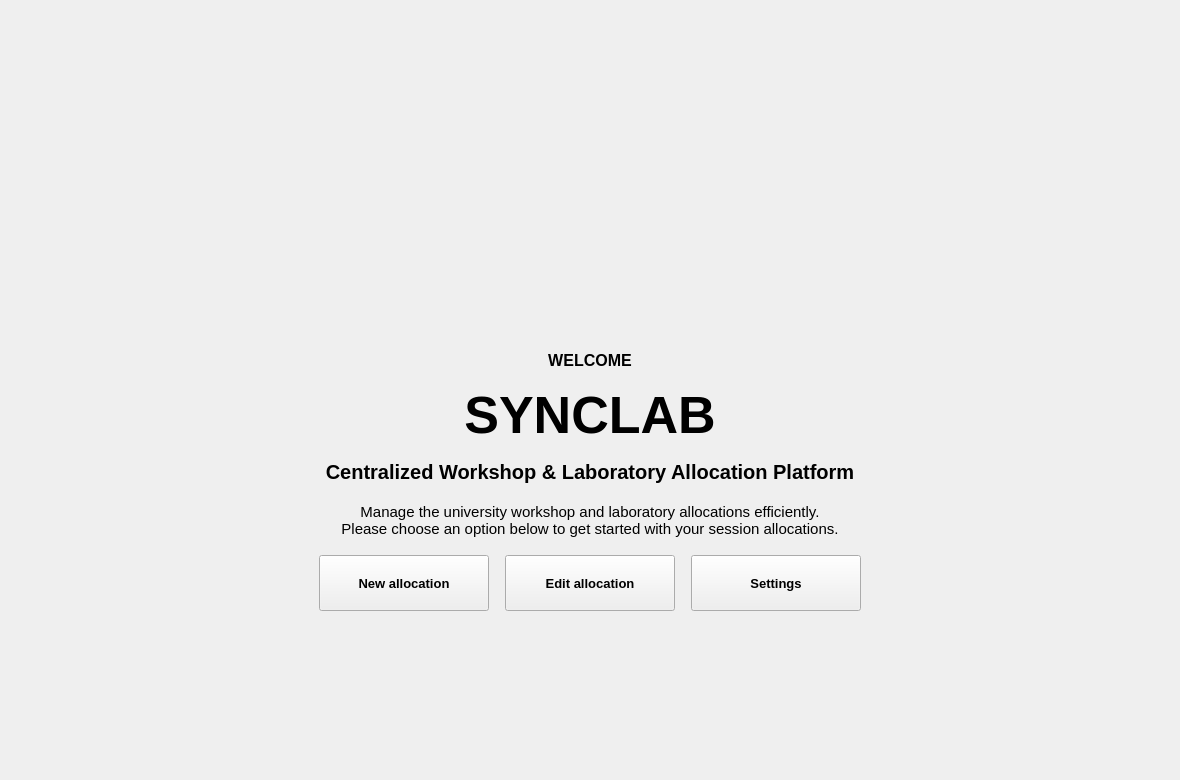
Above: SYNCLAB - Source Code/ui/forms/welcome.ui from PPAS-Rashmika/SYNCLAB-Centralized-Workshop-Laboratory-Allocation-Platform before the change. Below: the same form after it.
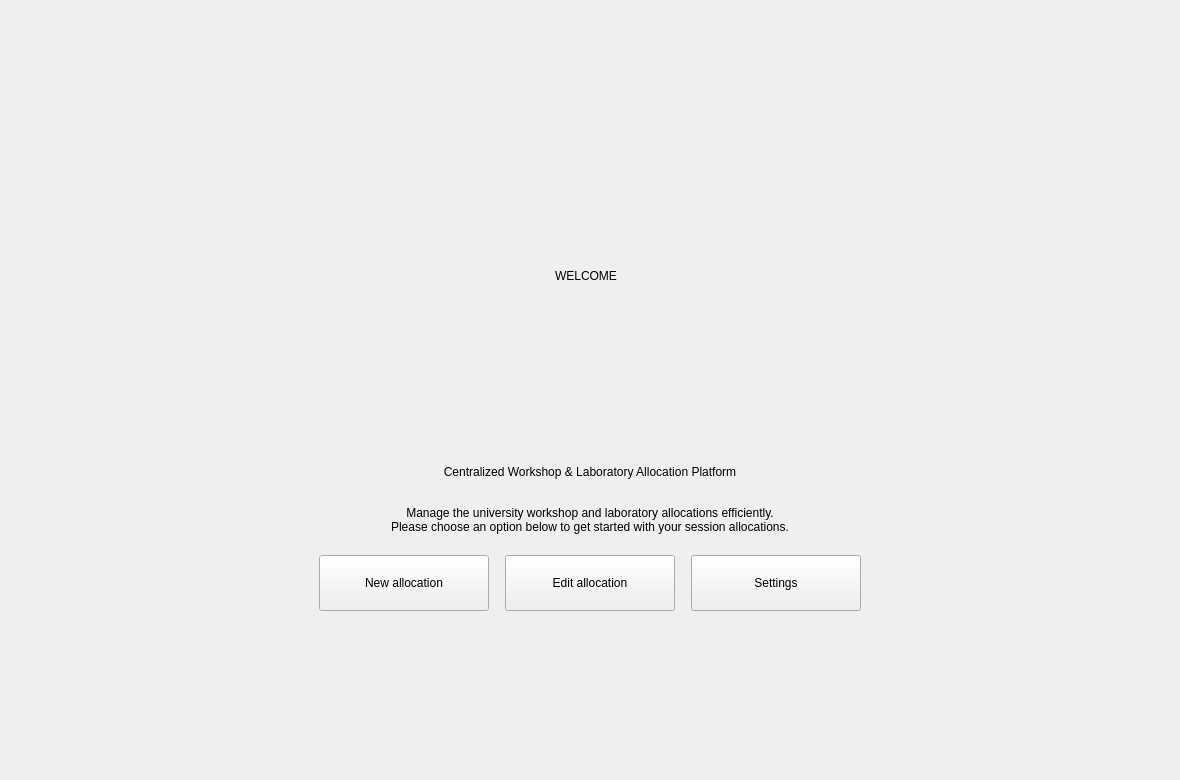
That is the form after the change. Icons and pictures are not drawn.

```diff
--- a/SYNCLAB - Source Code/ui/forms/welcome.ui
+++ b/SYNCLAB - Source Code/ui/forms/welcome.ui
@@ -13,15 +13,52 @@
     <height>780</height>
    </rect>
   </property>
-  <!-- මෙම control එකේ font නම, size සහ bold බව මෙහි වෙනස් කරන්න. -->
-  <property name="font">
-   <font>
-    <family>Segoe UI</family>
-    <pointsize>10</pointsize>
-    <bold>false</bold>
-   </font>
+  <property name="darkStyleSheet" stdset="0">
+   <string notr="true">QWidget { font-family: "Segoe UI"; font-size: 10pt; }
+QWidget { color:#F1F5F9;   }
+QMainWindow, QStackedWidget, QWidget#welcomeWidget, QWidget#selectionWidget, QWidget#calanderWidget, QWidget#formWidget, QWidget#adminWidget { background:#0F172A; }
+QScrollArea { border:none; background:transparent; }
+QScrollArea &gt; QWidget &gt; QWidget { background:#0F172A; }
+QScrollArea#cardsScrollArea &gt; QWidget, QWidget#cardsScrollContents { background:transparent; }
+QLabel { background:transparent; }
+QLabel#welcomeTitle { color:#AABAD0;   }
+QLabel#syncLabTitle {   }
+QLabel#syncLabSubtitle {   }
+QLabel#welcomeDesc, QLabel#selectedDescLabel2, QLabel#adminWsDescLbl { color:#AABAD0;  }
+QLabel#selectTitleLabel, QLabel#selectedNameLabel2, QLabel#confirmTitleLbl, QLabel#adminWsTitleLbl {   }
+QLineEdit, QTextEdit, QComboBox { background:#1E293B; border:1px solid #43536B; border-radius:7px; padding:8px; selection-background-color:#2563EB; selection-color:white; }
+QLineEdit:focus, QTextEdit:focus, QComboBox:focus { border:1px solid #2563EB; }
+QComboBox QAbstractItemView { background:#1E293B; color:#F1F5F9; selection-background-color:#2563EB; selection-color:white; }
+QPushButton { background:#1E293B; color:#F1F5F9; border:1px solid #43536B; border-radius:8px; padding:9px 14px;  }
+QPushButton:hover, QPushButton:focus { background:#253C61; border-color:#2563EB; }
+QPushButton:pressed { border:2px solid #2563EB; }
+QPushButton#allocateNowBtn, QPushButton#nextBtn, QPushButton#nextTo3Btn, QPushButton#submitBtn, QPushButton#updateBtn { background:#2563EB; color:white; border:1px solid #2563EB; }
+QPushButton#allocateNowBtn:hover, QPushButton#nextBtn:hover, QPushButton#nextTo3Btn:hover, QPushButton#submitBtn:hover, QPushButton#updateBtn:hover { background:#1D4ED8; }
+QPushButton#deleteBtn, QPushButton#adminDelBtn { color:#FDA4AF; }
+QPushButton[timeSlot=true] { padding:10px 8px; }
+QPushButton:checked { background:#2563EB; color:white; border-color:#2563EB; }
+QPushButton:disabled { background:#0F172A; color:#AABAD0; border:1px solid #43536B; }
+QPushButton#allocateNowBtn:disabled, QPushButton#nextBtn:disabled, QPushButton#nextTo3Btn:disabled, QPushButton#submitBtn:disabled, QPushButton#updateBtn:disabled, QPushButton#deleteBtn:disabled, QPushButton#adminDelBtn:disabled { background:#0F172A; color:#AABAD0; border:1px solid #43536B; }
+QFrame#summaryBox { background:#253C61; border:1px solid #43536B; border-radius:10px; }
+QLabel#summaryDateLbl { color:#8DB8FF;  }
+QTableWidget { background:#1E293B; alternate-background-color:#0F172A; border:1px solid #43536B; gridline-color:#43536B; selection-background-color:#253C61; selection-color:#F1F5F9; }
+QHeaderView::section { font-weight:600; background:#253C61; color:#F1F5F9; border:none; padding:10px;  }
+QTableWidget QLineEdit, QTableWidget QComboBox { padding:4px; border-radius:4px; }
+QCalendarWidget { background:#1E293B; border:1px solid #43536B; border-radius:8px; }
+QCalendarWidget QWidget#qt_calendar_navigationbar { background:#2563EB; }
+QCalendarWidget QToolButton { font-weight:600; color:white; background:transparent; padding:6px;  }
+QCalendarWidget QMenu, QCalendarWidget QSpinBox { background:#1E293B; color:#F1F5F9; }
+QCalendarWidget QAbstractItemView { background:#1E293B; color:#F1F5F9; selection-background-color:#2563EB; selection-color:white; outline:0; }
+QToolTip { background:#1E293B; color:#F1F5F9; border:1px solid #43536B; padding:6px; }
+#welcomeWidget { font-family: "Segoe UI"; font-size: 10pt; font-weight: normal; }
+#welcomeImg { font-family: "Segoe UI"; font-size: 10pt; font-weight: normal; }
+#welcomeTitle { font-family: "Segoe UI"; font-size: 11pt; font-weight: bold; }
+#syncLabSubtitle { font-family: "Segoe UI"; font-size: 15pt; font-weight: bold; }
+#welcomeDesc { font-family: "Segoe UI"; font-size: 11pt; font-weight: normal; }
+#allocateNowBtn { font-family: "Segoe UI"; font-size: 10pt; font-weight: bold; }
+#editAllocationBtn { font-family: "Segoe UI"; font-size: 10pt; font-weight: bold; }
+#settingsBtn0 { font-family: "Segoe UI"; font-size: 10pt; font-weight: bold; }</string>
   </property>
-  <!-- මෙම control එකේ පාට, border, padding සහ radius සඳහා CSS rules මෙහි ඇත. -->
   <property name="styleSheet">
    <string notr="true">QWidget { color:#17243B;   }QMainWindow, QStackedWidget, QWidget#welcomeWidget, QWidget#selectionWidget, QWidget#calanderWidget, QWidget#formWidget, QWidget#adminWidget { background:#F4F7FB; }QScrollArea { border:none; background:transparent; } QScrollArea &gt; QWidget &gt; QWidget { background:#F4F7FB; }QScrollArea#cardsScrollArea &gt; QWidget, QWidget#cardsScrollContents { background:transparent; }QLabel { background:transparent; }QLabel#welcomeTitle { color:#52647D;   }QLabel#syncLabTitle {   }QLabel#syncLabSubtitle {   }QLabel#welcomeDesc, QLabel#selectedDescLabel2, QLabel#adminWsDescLbl { color:#52647D;  }QLabel#selectTitleLabel, QLabel#selectedNameLabel2, QLabel#confirmTitleLbl, QLabel#adminWsTitleLbl {   }QLineEdit, QTextEdit, QComboBox { background:#FFFFFF; border:1px solid #D4DEEB; border-radius:7px; padding:8px; selection-background-color:#2563EB; selection-color:white; }QLineEdit:focus, QTextEdit:focus, QComboBox:focus { border:1px solid #2563EB; }QComboBox QAbstractItemView { background:#FFFFFF; color:#17243B; selection-background-color:#2563EB; selection-color:white; }QPushButton { background:#FFFFFF; color:#17243B; border:1px solid #D4DEEB; border-radius:8px; padding:9px 14px;  }QPushButton:hover, QPushButton:focus { background:#EAF2FF; border-color:#2563EB; }QPushButton:pressed { border:2px solid #2563EB; }QPushButton#allocateNowBtn, QPushButton#nextBtn, QPushButton#nextTo3Btn, QPushButton#submitBtn, QPushButton#updateBtn { background:#2563EB; color:white; border:1px solid #2563EB; }QPushButton#allocateNowBtn:hover, QPushButton#nextBtn:hover, QPushButton#nextTo3Btn:hover, QPushButton#submitBtn:hover, QPushButton#updateBtn:hover { background:#1D4ED8; }QPushButton#deleteBtn, QPushButton#adminDelBtn { color:#BE123C; }QPushButton[timeSlot=true] { padding:10px 8px; }QPushButton:checked { background:#2563EB; color:white; border-color:#2563EB; }QPushButton:disabled { background:#F4F7FB; color:#52647D; border:1px solid #D4DEEB; }QPushButton#allocateNowBtn:disabled, QPushButton#nextBtn:disabled, QPushButton#nextTo3Btn:disabled, QPushButton#submitBtn:disabled, QPushButton#updateBtn:disabled, QPushButton#deleteBtn:disabled, QPushButton#adminDelBtn:disabled { background:#F4F7FB; color:#52647D; border:1px solid #D4DEEB; }QFrame#summaryBox { background:#EAF2FF; border:1px solid #D4DEEB; border-radius:10px; }QLabel#summaryDateLbl { color:#2563EB;  }QTableWidget { background:#FFFFFF; alternate-background-color:#F4F7FB; border:1px solid #D4DEEB; gridline-color:#D4DEEB; selection-background-color:#EAF2FF; selection-color:#17243B; }QHeaderView::section { font-weight:600; background:#EAF2FF; color:#17243B; border:none; padding:10px;  }QTableWidget QLineEdit, QTableWidget QComboBox { padding:4px; border-radius:4px; }QCalendarWidget { background:#FFFFFF; border:1px solid #D4DEEB; border-radius:8px; }QCalendarWidget QWidget#qt_calendar_navigationbar { background:#2563EB; }QCalendarWidget QToolButton { font-weight:600; color:white; background:transparent; padding:6px;  }QCalendarWidget QMenu, QCalendarWidget QSpinBox { background:#FFFFFF; color:#17243B; }QCalendarWidget QAbstractItemView { background:#FFFFFF; color:#17243B; selection-background-color:#2563EB; selection-color:white; outline:0; }QToolTip { background:#FFFFFF; color:#17243B; border:1px solid #D4DEEB; padding:6px; }</string>
   </property>
@@ -30,20 +67,12 @@
    <!-- ස්ථානය x/y වලින්ද ප්‍රමාණය width/height වලින්ද වෙනස් කරන්න. -->
    <property name="geometry">
     <rect>
-     <x>518</x>
-     <y>200</y>
-     <width>144</width>
-     <height>143</height>
+     <x>480</x>
+     <y>320</y>
+     <width>211</width>
+     <height>111</height>
     </rect>
    </property>
-   <!-- මෙම control එකේ font නම, size සහ bold බව මෙහි වෙනස් කරන්න. -->
-   <property name="font">
-    <font>
-     <family>Segoe UI</family>
-     <pointsize>10</pointsize>
-     <bold>false</bold>
-    </font>
-   </property>
    <property name="accessibleName">
     <string>SYNCLAB logo</string>
    </property>
@@ -67,21 +96,12 @@
    <!-- ස්ථානය x/y වලින්ද ප්‍රමාණය width/height වලින්ද වෙනස් කරන්න. -->
    <property name="geometry">
     <rect>
-     <x>24</x>
-     <y>350</y>
+     <x>20</x>
+     <y>260</y>
      <width>1132</width>
-     <height>21</height>
+     <height>31</height>
     </rect>
    </property>
-   <!-- මෙම control එකේ font නම, size සහ bold බව මෙහි වෙනස් කරන්න. -->
-   <property name="font">
-    <font>
-     <family>Segoe UI</family>
-     <pointsize>12</pointsize>
-     <bold>true</bold>
-    </font>
-   </property>
-   <!-- පෙන්වන text එක මෙහි වෙනස් කරන්න; dynamic text C++ මගින් නැවත යෙදිය හැක. -->
    <property name="text">
     <string>WELCOME</string>
    </property>
@@ -92,37 +112,6 @@
     <set>Qt::AlignmentFlag::AlignCenter</set>
    </property>
   </widget>
-  <!-- syncLabTitle: text/image පෙන්වන label එක; name එක C++ code එකේද භාවිත විය හැක. -->
-  <widget class="QLabel" name="syncLabTitle">
-   <!-- ස්ථානය x/y වලින්ද ප්‍රමාණය width/height වලින්ද වෙනස් කරන්න. -->
-   <property name="geometry">
-    <rect>
-     <x>24</x>
-     <y>380</y>
-     <width>1132</width>
-     <height>69</height>
-    </rect>
-   </property>
-   <!-- මෙම control එකේ font නම, size සහ bold බව මෙහි වෙනස් කරන්න. -->
-   <property name="font">
-    <font>
-     <family>Segoe UI</family>
-     <pointsize>39</pointsize>
-     <bold>true</bold>
-    </font>
-   </property>
-   <!-- පෙන්වන text එක මෙහි වෙනස් කරන්න; dynamic text C++ මගින් නැවත යෙදිය හැක. -->
-   <property name="text">
-    <string>SYNCLAB</string>
-   </property>
-   <property name="textFormat">
-    <enum>Qt::TextFormat::PlainText</enum>
-   </property>
-   <property name="alignment">
-    <set>Qt::AlignmentFlag::AlignCenter</set>
-   </property>
-  </widget>
-  <!-- syncLabSubtitle: text/image පෙන්වන label එක; name එක C++ code එකේද භාවිත විය හැක. -->
   <widget class="QLabel" name="syncLabSubtitle">
    <!-- ස්ථානය x/y වලින්ද ප්‍රමාණය width/height වලින්ද වෙනස් කරන්න. -->
    <property name="geometry">
@@ -133,15 +122,6 @@
      <height>27</height>
     </rect>
    </property>
-   <!-- මෙම control එකේ font නම, size සහ bold බව මෙහි වෙනස් කරන්න. -->
-   <property name="font">
-    <font>
-     <family>Segoe UI</family>
-     <pointsize>15</pointsize>
-     <bold>true</bold>
-    </font>
-   </property>
-   <!-- පෙන්වන text එක මෙහි වෙනස් කරන්න; dynamic text C++ මගින් නැවත යෙදිය හැක. -->
    <property name="text">
     <string>Centralized Workshop &amp; Laboratory Allocation Platform</string>
    </property>
@@ -167,15 +147,6 @@
      <height>38</height>
     </rect>
    </property>
-   <!-- මෙම control එකේ font නම, size සහ bold බව මෙහි වෙනස් කරන්න. -->
-   <property name="font">
-    <font>
-     <family>Segoe UI</family>
-     <pointsize>11</pointsize>
-     <bold>false</bold>
-    </font>
-   </property>
-   <!-- පෙන්වන text එක මෙහි වෙනස් කරන්න; dynamic text C++ මගින් නැවත යෙදිය හැක. -->
    <property name="text">
     <string>Manage the university workshop and laboratory allocations efficiently.
 Please choose an option below to get started with your session allocations.</string>
@@ -202,14 +173,6 @@
      <height>56</height>
     </rect>
    </property>
-   <!-- මෙම control එකේ font නම, size සහ bold බව මෙහි වෙනස් කරන්න. -->
-   <property name="font">
-    <font>
-     <family>Segoe UI</family>
-     <pointsize>10</pointsize>
-     <bold>true</bold>
-    </font>
-   </property>
    <property name="cursor">
     <cursorShape>PointingHandCursor</cursorShape>
    </property>
@@ -229,14 +192,6 @@
      <height>56</height>
     </rect>
    </property>
-   <!-- මෙම control එකේ font නම, size සහ bold බව මෙහි වෙනස් කරන්න. -->
-   <property name="font">
-    <font>
-     <family>Segoe UI</family>
-     <pointsize>10</pointsize>
-     <bold>true</bold>
-    </font>
-   </property>
    <property name="cursor">
     <cursorShape>PointingHandCursor</cursorShape>
    </property>
@@ -256,14 +211,6 @@
      <height>56</height>
     </rect>
    </property>
-   <!-- මෙම control එකේ font නම, size සහ bold බව මෙහි වෙනස් කරන්න. -->
-   <property name="font">
-    <font>
-     <family>Segoe UI</family>
-     <pointsize>10</pointsize>
-     <bold>true</bold>
-    </font>
-   </property>
    <property name="cursor">
     <cursorShape>PointingHandCursor</cursorShape>
    </property>
```
Left out of the diff: 74 changed lines with no effect on the pictures.
